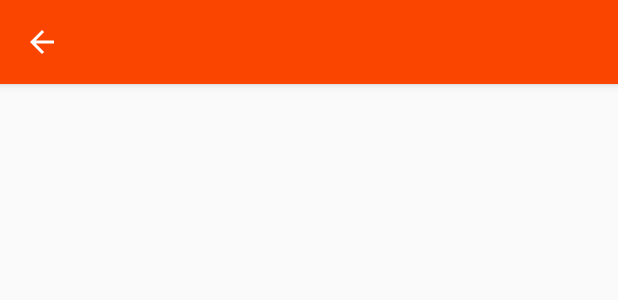
After one commit to arifmh18/travia, an Android app: the layout activity_cari.xml on its own in the app's theme, with its tools: preview values and no code run, on a phone screen of 412 x 824 dp. The commit adds this screen. Shown: the top 300 px of the screen. Run offline under Robolectric (Android 15) with nearby library versions, the phone set to English and light mode, and no system bars.

```diff
--- a/app/build.gradle
+++ b/app/build.gradle
@@ -2,6 +2,7 @@
  apply plugin: 'com.google.gms.google-services'
  apply plugin: 'kotlin-android'
  apply plugin: 'kotlin-android-extensions'
+ apply plugin: 'kotlin-kapt'
 
 android {
     compileSdkVersion 30
@@ -92,6 +93,11 @@ dependencies {
     implementation 'com.google.android.gms:play-services-maps:17.0.0'
     implementation 'com.google.android.gms:play-services-location:17.0.0'
 
+    // Room
+    implementation 'androidx.room:room-runtime:2.2.5'
+    kapt 'androidx.room:room-compiler:2.2.5'
+    implementation 'androidx.room:room-ktx:2.2.5'
+
     implementation 'androidx.legacy:legacy-support-v4:1.0.0'
     testImplementation 'junit:junit:4.13'
     androidTestImplementation 'androidx.test.ext:junit:1.1.2'
--- a/app/src/main/java/com/travia/WisataModel.kt
+++ b/app/src/main/java/com/travia/WisataModel.kt
@@ -1,7 +1,11 @@
 package com.travia
 
+import androidx.room.Entity
+import androidx.room.PrimaryKey
+
+@Entity(tableName = "wisata")
 data class WisataModel(
-    val uuid: String,
+    @PrimaryKey val uuid: String,
     val nama: String,
     val deskripsi: String,
     val kategory: String,
--- /dev/null
+++ b/app/src/main/res/layout/activity_cari.xml
@@ -0,0 +1,22 @@
+<?xml version="1.0" encoding="utf-8"?>
+<androidx.coordinatorlayout.widget.CoordinatorLayout xmlns:android="http://schemas.android.com/apk/res/android"
+    xmlns:app="http://schemas.android.com/apk/res-auto"
+    xmlns:tools="http://schemas.android.com/tools"
+    android:layout_width="match_parent"
+    android:layout_height="match_parent"
+    android:orientation="vertical"
+    tools:context=".ui.CariActivity">
+    <com.google.android.material.appbar.AppBarLayout
+        android:layout_width="match_parent"
+        android:layout_height="wrap_content">
+
+        <com.google.android.material.appbar.MaterialToolbar
+            android:id="@+id/tbCari"
+            android:layout_width="match_parent"
+            android:layout_height="?attr/actionBarSize"
+            app:navigationIcon="@drawable/ic_baseline_arrow_back_24"
+            app:titleTextColor="@android:color/white"/>
+
+    </com.google.android.material.appbar.AppBarLayout>
+
+</androidx.coordinatorlayout.widget.CoordinatorLayout>
--- a/app/src/main/res/layout/fragment_home.xml
+++ b/app/src/main/res/layout/fragment_home.xml
@@ -31,6 +31,7 @@
                     app:cardElevation="0dp">
 
                     <LinearLayout
+                        android:id="@+id/cari"
                         android:layout_width="match_parent"
                         android:layout_height="wrap_content"
                         android:orientation="horizontal"
@@ -38,6 +39,7 @@
                         android:weightSum="10">
 
                         <EditText
+                            android:id="@+id/edtCari"
                             android:layout_width="0dp"
                             android:layout_height="wrap_content"
                             android:layout_weight="9"
@@ -47,6 +49,7 @@
                             android:background="@null"/>
 
                         <ImageView
+                            android:id="@+id/logoCari"
                             android:layout_width="0dp"
                             android:layout_height="match_parent"
                             android:layout_weight="1"
```
Also changed, not shown: app/src/main/AndroidManifest.xml (+16 -10 lines), app/src/main/java/com/travia/database/AppDatabase.kt (added, +36 -0 lines), app/src/main/java/com/travia/database/dao/WisataDao.kt (added, +21 -0 lines), app/src/main/java/com/travia/repository/WisataRepository.kt (added, +17 -0 lines), app/src/main/java/com/travia/ui/CariActivity.kt (added, +28 -0 lines), app/src/main/java/com/travia/ui/fragment/HomeFragment.kt (+10 -1 lines), app/src/main/java/com/travia/viewModel/WisataViewModel.kt (added, +26 -0 lines).
